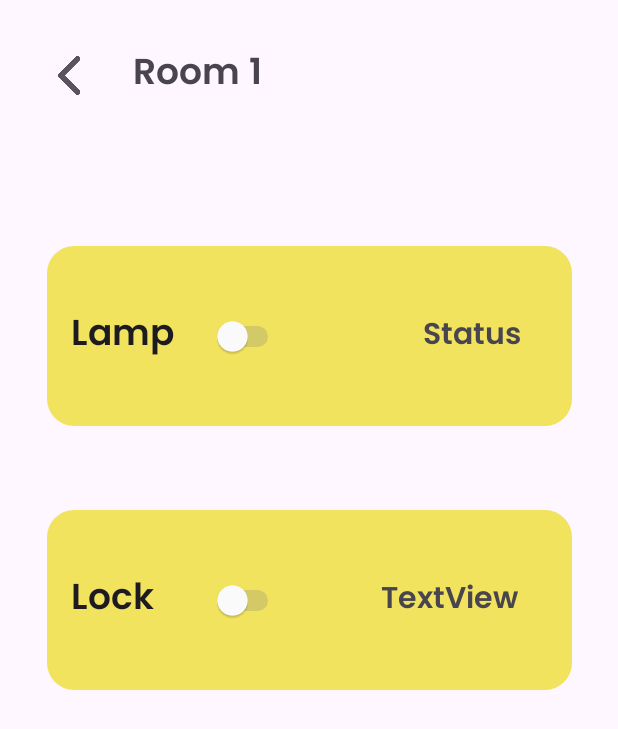
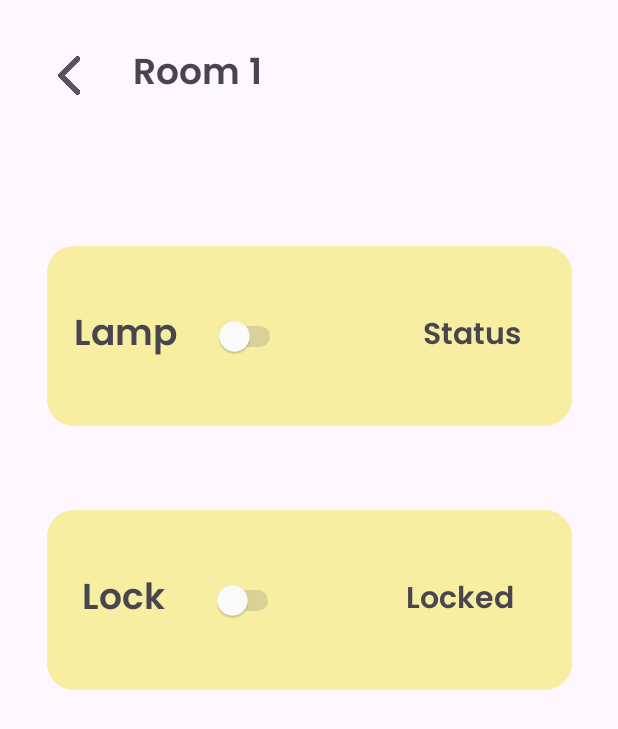
Before and after one commit to fatihnzrdn/ProjectAndroid, an Android app: the MainRoom1 screen opened directly, with no data from a screen before it, on a phone screen of 412 x 824 dp. Shown: the top 729 px of the screen. Run offline under Robolectric (Android 15) with nearby library versions, the phone set to English and light mode, and no system bars; libraries missing offline, so code that uses them is left out: org.eclipse.paho; 4 statements that could not run were skipped.

Commit message:
update MainMenu and Room colors

```diff
--- a/app/src/main/java/com/example/project2/MainRoom1.kt
+++ b/app/src/main/java/com/example/project2/MainRoom1.kt
@@ -23,8 +23,6 @@ class MainRoom1 : AppCompatActivity() {
             startActivity(intent)
         }
 
-
-
     }
 
     fun switchLamp(Android: android.view.View){
--- a/app/src/main/res/drawable/rounded_corner.xml
+++ b/app/src/main/res/drawable/rounded_corner.xml
@@ -1,5 +1,5 @@
 <?xml version="1.0" encoding="utf-8"?>
 <shape xmlns:android="http://schemas.android.com/apk/res/android">
-    <solid android:color="#F1E35E" /> <!-- Set the color of the rounded rectangle -->
+    <solid android:color="#f7eea1" /> <!-- Set the color of the rounded rectangle -->
     <corners android:radius="18dp" /> <!-- Set the radius to control the roundness of the corners -->
 </shape>
--- a/app/src/main/res/layout/activity_room1.xml
+++ b/app/src/main/res/layout/activity_room1.xml
@@ -20,13 +20,12 @@
 
     <Switch
         android:id="@+id/switchLamp"
-        android:layout_width="142dp"
-        android:layout_height="63dp"
+        android:layout_width="55dp"
+        android:layout_height="57dp"
         android:checked="false"
         android:fontFamily="@font/poppins_semibold"
-        android:gravity="center|start"
+        android:gravity="center"
         android:onClick="switchLamp"
-        android:text="Lamp"
         android:textOff="OFF"
         android:textOn="ON"
         android:textSize="24sp"
@@ -34,7 +33,7 @@
         android:trackTint="@color/switch_track"
         app:layout_constraintBottom_toBottomOf="@+id/view2"
         app:layout_constraintEnd_toEndOf="@+id/view2"
-        app:layout_constraintHorizontal_bias="0.077"
+        app:layout_constraintHorizontal_bias="0.352"
         app:layout_constraintStart_toStartOf="@+id/view2"
         app:layout_constraintTop_toTopOf="@+id/view2" />
 
@@ -97,27 +96,25 @@
 
     <Switch
         android:id="@+id/switch1"
-        android:layout_width="142dp"
-        android:layout_height="63dp"
+        android:layout_width="56dp"
+        android:layout_height="52dp"
         android:fontFamily="@font/poppins_semibold"
         android:gravity="center|start"
-        android:text="Lock"
         android:textSize="24dp"
         android:thumbTint="@color/switch_thumb"
         android:trackTint="@color/switch_track"
         app:layout_constraintBottom_toBottomOf="@+id/view3"
         app:layout_constraintEnd_toEndOf="@+id/view3"
-        app:layout_constraintHorizontal_bias="0.077"
+        app:layout_constraintHorizontal_bias="0.346"
         app:layout_constraintStart_toStartOf="@+id/view3"
-        app:layout_constraintTop_toTopOf="@+id/view3"
-        app:layout_constraintVertical_bias="0.508" />
+        app:layout_constraintTop_toTopOf="@+id/view3" />
 
     <TextView
         android:id="@+id/textView5"
         android:layout_width="wrap_content"
         android:layout_height="wrap_content"
         android:fontFamily="@font/poppins_semibold"
-        android:text="TextView"
+        android:text="Locked"
         android:textSize="20dp"
         app:layout_constraintBottom_toBottomOf="@+id/view3"
         app:layout_constraintEnd_toEndOf="@+id/view3"
@@ -125,4 +122,28 @@
         app:layout_constraintStart_toStartOf="@+id/view3"
         app:layout_constraintTop_toTopOf="@+id/view3" />
 
+    <TextView
+        android:id="@+id/textView6"
+        android:layout_width="wrap_content"
+        android:layout_height="wrap_content"
+        android:fontFamily="@font/poppins_semibold"
+        android:text="Lamp"
+        android:textSize="24dp"
+        app:layout_constraintBottom_toBottomOf="@+id/view2"
+        app:layout_constraintEnd_toStartOf="@+id/switchLamp"
+        app:layout_constraintStart_toStartOf="@+id/view2"
+        app:layout_constraintTop_toTopOf="@+id/view2" />
+
+    <TextView
+        android:id="@+id/textView7"
+        android:layout_width="wrap_content"
+        android:layout_height="wrap_content"
+        android:fontFamily="@font/poppins_semibold"
+        android:text="Lock"
+        android:textSize="24dp"
+        app:layout_constraintBottom_toBottomOf="@+id/view3"
+        app:layout_constraintEnd_toStartOf="@+id/switch1"
+        app:layout_constraintStart_toStartOf="@+id/view3"
+        app:layout_constraintTop_toTopOf="@+id/view3" />
+
 </androidx.constraintlayout.widget.ConstraintLayout>
--- a/app/src/main/res/layout/main_menu.xml
+++ b/app/src/main/res/layout/main_menu.xml
@@ -11,7 +11,7 @@
         android:id="@+id/HeaderRect"
         android:layout_width="411dp"
         android:layout_height="100dp"
-        android:background="#F1E35E"
+        android:background="#f5ea8a"
         app:layout_constraintEnd_toEndOf="parent"
         app:layout_constraintHorizontal_bias="1.0"
         app:layout_constraintStart_toStartOf="parent"
@@ -53,19 +53,6 @@
         app:layout_constraintTop_toTopOf="@+id/HeaderRect" />
 
     <TextView
-        android:id="@+id/textView3"
-        android:layout_width="wrap_content"
-        android:layout_height="wrap_content"
-        android:layout_marginStart="24dp"
-        android:layout_marginTop="12dp"
-        android:fontFamily="@font/poppins_semibold"
-        android:gravity="center"
-        android:text="Room 1"
-        app:layout_constraintStart_toStartOf="@+id/kamar1"
-        app:layout_constraintTop_toTopOf="@+id/kamar1"
-        tools:textSize="20sp" />
-
-    <TextView
         android:id="@+id/textView4"
         android:layout_width="wrap_content"
         android:layout_height="wrap_content"
@@ -77,6 +64,19 @@
         android:textSize="20sp"
         app:layout_constraintStart_toStartOf="@+id/kamar2"
         app:layout_constraintTop_toTopOf="@+id/kamar2" />
+
+    <TextView
+        android:id="@+id/textView3"
+        android:layout_width="wrap_content"
+        android:layout_height="wrap_content"
+        android:layout_marginStart="24dp"
+        android:layout_marginTop="12dp"
+        android:fontFamily="@font/poppins_semibold"
+        android:gravity="center"
+        android:text="Room 1"
+        android:textSize="20sp"
+        app:layout_constraintStart_toStartOf="@+id/kamar1"
+        app:layout_constraintTop_toTopOf="@+id/kamar1" />
 
     <ImageView
         android:id="@+id/imageView"
```
